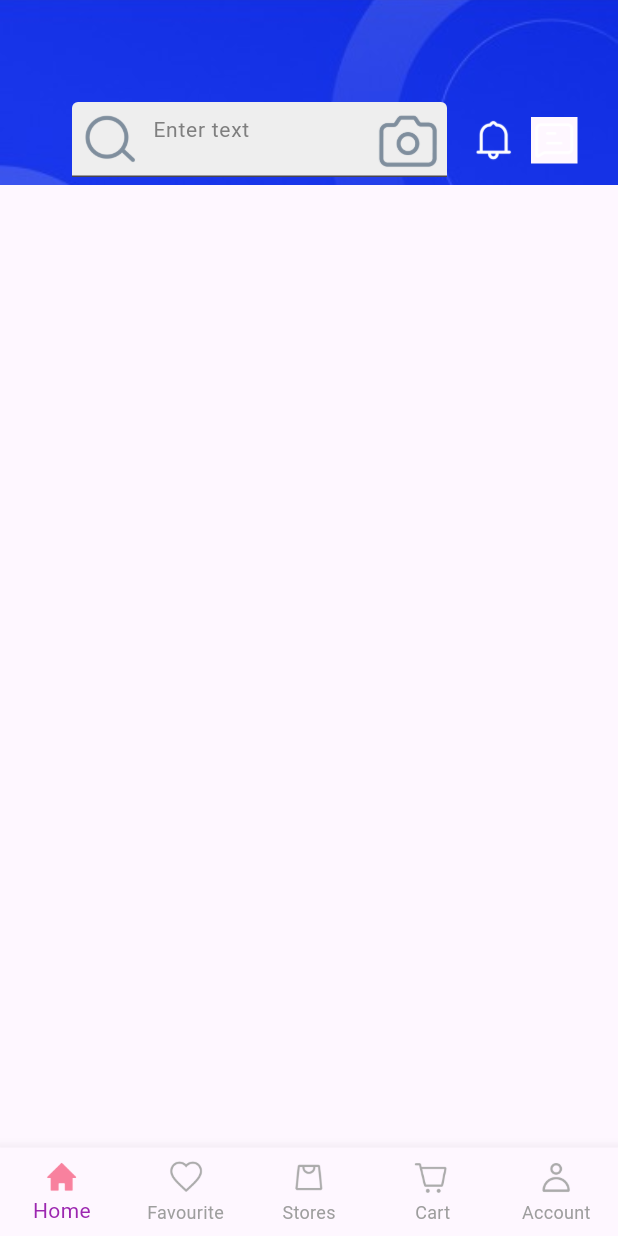
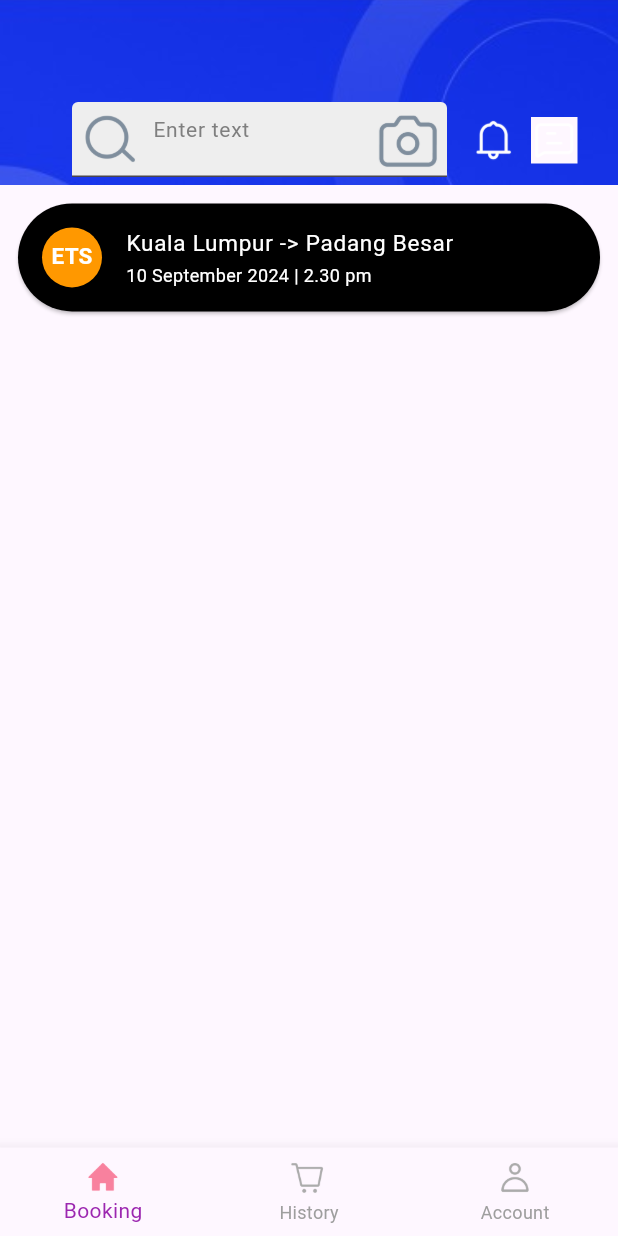
Before and after one commit to NormanSamsudin/train-booking-system, a Flutter app: the MainScreen screen opened directly, on a phone screen of 412 x 824 dp. Run offline on Flutter 3.47's test engine with Material 3 defaults, Android fonts, the phone set to English and light mode, and no system bars; our stand-ins replace flutter_riverpod, google_fonts, shared_preferences; accounts and stored records are empty.

Commit message:
train card

```diff
--- a/booking_app/lib/views/screens/main_screen.dart
+++ b/booking_app/lib/views/screens/main_screen.dart
@@ -31,25 +31,13 @@
                 'assets/icons/home.png',
                 width: 25,
               ),
-              label: "Home"),
-          BottomNavigationBarItem(
-              icon: Image.asset(
-                'assets/icons/love.png',
-                width: 25,
-              ),
-              label: "Favourite"),
-          BottomNavigationBarItem(
-              icon: Image.asset(
-                'assets/icons/mart.png',
-                width: 25,
-              ),
-              label: "Stores"),
+              label: "Booking"),
           BottomNavigationBarItem(
               icon: Image.asset(
                 'assets/icons/cart.png',
                 width: 25,
               ),
-              label: "Cart"),
+              label: "History"),
           BottomNavigationBarItem(
               icon: Image.asset(
                 'assets/icons/user.png',
--- a/booking_app/lib/views/screens/nav_screens/home_screen.dart
+++ b/booking_app/lib/views/screens/nav_screens/home_screen.dart
@@ -1,3 +1,4 @@
+import 'package:booking_app/views/screens/nav_screens/widgets/train_card_widget.dart';
 import 'package:flutter/material.dart';
 import 'package:booking_app/views/screens/nav_screens/widgets/header_widget.dart';
 
@@ -8,7 +9,9 @@
   Widget build(BuildContext context) {
     return const Scaffold(
         body: Column(
-      children: [HeaderWidget(),],
+      children: [HeaderWidget(), TrainCardWidget()
+
+      ],
     ));
   }
 }
--- /dev/null
+++ b/booking_app/lib/views/screens/nav_screens/widgets/train_card_widget.dart
@@ -0,0 +1,42 @@
+import 'package:flutter/material.dart';
+import 'package:google_fonts/google_fonts.dart';
+
+class TrainCardWidget extends StatefulWidget {
+  const TrainCardWidget({super.key});
+
+  @override
+  State<TrainCardWidget> createState() => _TrainCardWidgetState();
+}
+
+class _TrainCardWidgetState extends State<TrainCardWidget> {
+  @override
+  Widget build(BuildContext context) {
+    return Padding(
+      padding: const EdgeInsets.all(8.0),
+      child: Card(
+        color: Colors.black,
+        shape: RoundedRectangleBorder(
+          borderRadius: BorderRadius.circular(120.0),
+        ),
+        child: const ListTile(
+          leading: CircleAvatar(
+            backgroundColor: Colors.orange,
+            child: Text(
+              "ETS",
+              style: TextStyle(
+                  color: Colors.white,
+                  fontWeight: FontWeight.bold,
+                  fontSize: 15),
+            ),
+          ),
+          title: Text('Kuala Lumpur -> Padang Besar',
+              style: TextStyle(color: Colors.white, fontSize: 15)),
+          subtitle: Text(
+            '10 September 2024 | 2.30 pm',
+            style: TextStyle(color: Colors.white, fontSize: 12),
+          ),
+        ),
+      ),
+    );
+  }
+}
```
Also changed, not shown: 3 other files.
